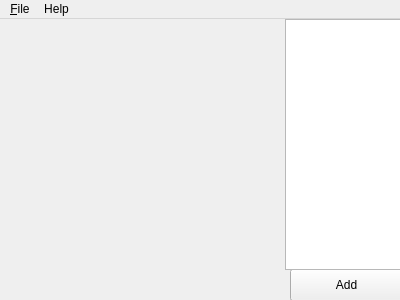
Old version of the form src/mainwindow.ui in the repository andrewrk/unreel.
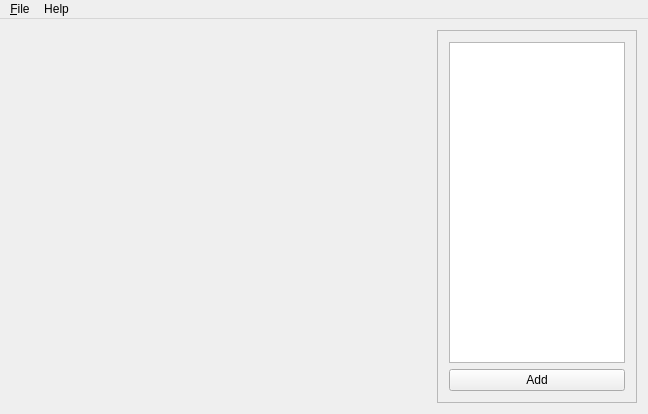
New version of the form.

Commit message: added video player

```diff
--- a/src/mainwindow.ui
+++ b/src/mainwindow.ui
@@ -6,44 +6,60 @@
    <rect>
     <x>0</x>
     <y>0</y>
-    <width>400</width>
-    <height>300</height>
+    <width>648</width>
+    <height>414</height>
    </rect>
   </property>
   <property name="windowTitle">
    <string>MainWindow</string>
   </property>
   <widget class="QWidget" name="centralWidget">
-   <widget class="QPushButton" name="pushButton">
-    <property name="geometry">
-     <rect>
-      <x>290</x>
-      <y>250</y>
-      <width>113</width>
-      <height>32</height>
-     </rect>
-    </property>
-    <property name="text">
-     <string>Add</string>
-    </property>
-   </widget>
-   <widget class="QListWidget" name="videoListView">
-    <property name="geometry">
-     <rect>
-      <x>285</x>
-      <y>0</y>
-      <width>121</width>
-      <height>251</height>
-     </rect>
-    </property>
-   </widget>
+   <layout class="QHBoxLayout" name="horizontalLayout">
+    <item>
+     <widget class="QWidget" name="videoPlaceHolder" native="true"/>
+    </item>
+    <item>
+     <widget class="QFrame" name="frame">
+      <property name="minimumSize">
+       <size>
+        <width>200</width>
+        <height>100</height>
+       </size>
+      </property>
+      <property name="maximumSize">
+       <size>
+        <width>200</width>
+        <height>16777215</height>
+       </size>
+      </property>
+      <property name="frameShape">
+       <enum>QFrame::StyledPanel</enum>
+      </property>
+      <property name="frameShadow">
+       <enum>QFrame::Raised</enum>
+      </property>
+      <layout class="QVBoxLayout" name="verticalLayout">
+       <item>
+        <widget class="QListWidget" name="videoListView"/>
+       </item>
+       <item>
+        <widget class="QPushButton" name="pushButton">
+         <property name="text">
+          <string>Add</string>
+         </property>
+        </widget>
+       </item>
+      </layout>
+     </widget>
+    </item>
+   </layout>
   </widget>
   <widget class="QMenuBar" name="menuBar">
    <property name="geometry">
     <rect>
      <x>0</x>
      <y>0</y>
-     <width>400</width>
+     <width>648</width>
      <height>22</height>
     </rect>
    </property>
```
The commit also changes 2 other files.
